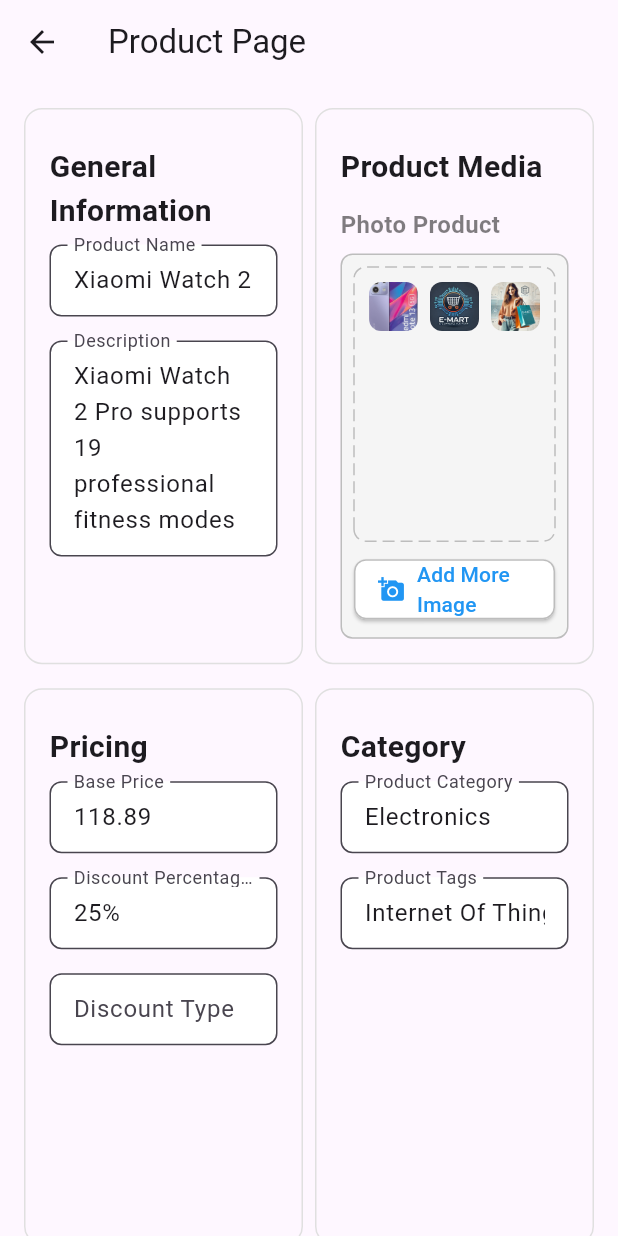
After one commit to VishalSheth4/FlutterAppEs, a Flutter app: the ProductPage screen opened by its route, on a phone screen of 412 x 824 dp. The commit adds this screen. Run offline on Flutter 3.47's test engine with Material 3 defaults, Android fonts, the phone set to English and light mode, and no system bars; drawn by our look-alikes of dotted_border; our stand-ins replace file_picker.

Commit message:
New Update

```diff
--- a/lib/main.dart
+++ b/lib/main.dart
@@ -3,6 +3,9 @@
 import 'screens/create_account/create_account_screen.dart';
 import 'screens/forgot_password/forgot_password_screen.dart';
 import 'screens/guest/guest_screen.dart';
+import 'screens/add_item/product_page.dart';
+ // Adjust the path as necessary
+// Import your ProductPage file
 
 void main() {
   runApp(const MyApp());
@@ -15,12 +18,14 @@
   Widget build(BuildContext context) {
     return MaterialApp(
       title: 'E-Mart',
+      debugShowCheckedModeBanner: false, // Remove the debug banner
       initialRoute: '/login',
       routes: {
         '/login': (context) => const LoginScreen(),
         '/create-account': (context) => const CreateAccountPage(),
         '/forgot-password': (context) => const ForgotPasswordScreen(),
         '/guest': (context) => const GuestScreen(),
+        '/product': (context) => ProductPage(), // Add this route for ProductPage
       },
       theme: ThemeData(
         primarySwatch: Colors.blue,
--- /dev/null
+++ b/lib/screens/add_item/product_page.dart
@@ -0,0 +1,429 @@
+// ignore_for_file: library_private_types_in_public_api
+
+import 'dart:typed_data';
+import 'dart:convert'; // For jsonEncode
+import 'package:flutter/material.dart';
+import 'package:file_picker/file_picker.dart';
+import 'package:dotted_border/dotted_border.dart';
+import 'package:http/http.dart' as http; // Add this import for HTTP requests
+
+class ProductPage extends StatefulWidget {
+  const ProductPage({super.key});
+
+  @override
+  _ProductPageState createState() => _ProductPageState();
+}
+
+class _ProductPageState extends State<ProductPage>
+    with SingleTickerProviderStateMixin {
+  String productName = 'Xiaomi Watch 2 Pro';
+  String description =
+      'Xiaomi Watch 2 Pro supports 19 professional fitness modes such as for basketball, tennis, swimming, and HIIT, and also for nearly 100 additional fitness modes. Accurately monitor and analyze important data, such as heart rate, average pace, and calories burned, for more efficient exercise. Waterproof 5 ATM* Suitable for swimming.';
+
+  final TextEditingController nameController = TextEditingController();
+  final TextEditingController descriptionController = TextEditingController();
+
+  final List<String> productImageAssets = [
+    'assets/1.jpg',
+    'assets/e-mart.jpeg',
+    'assets/e-t.jpeg',
+  ];
+  List<Uint8List> pickedImages = [];
+
+  late AnimationController _controller;
+  late Animation<Offset> _leftBoxAnimation;
+  late Animation<Offset> _rightBoxAnimation;
+
+  @override
+  void initState() {
+    super.initState();
+    nameController.text = productName;
+    descriptionController.text = description;
+
+    _controller = AnimationController(
+      duration: const Duration(milliseconds: 500),
+      vsync: this,
+    );
+
+    _leftBoxAnimation = Tween<Offset>(
+      begin: Offset(-1.0, 0.0),
+      end: Offset.zero,
+    ).animate(CurvedAnimation(
+      parent: _controller,
+      curve: Curves.easeInOut,
+    ));
+
+    _rightBoxAnimation = Tween<Offset>(
+      begin: Offset(1.0, 0.0),
+      end: Offset.zero,
+    ).animate(CurvedAnimation(
+      parent: _controller,
+      curve: Curves.easeInOut,
+    ));
+
+    _controller.forward(); // Start the animation
+  }
+
+  @override
+  void dispose() {
+    nameController.dispose();
+    descriptionController.dispose();
+    _controller.dispose();
+    super.dispose();
+  }
+
+  Future<void> _pickImages() async {
+    try {
+      FilePickerResult? result = await FilePicker.platform.pickFiles(
+        type: FileType.image,
+        allowMultiple: true,
+        withData: true,
+      );
+
+      if (result != null) {
+        setState(() {
+          pickedImages.addAll(result.files.map((file) => file.bytes!).toList());
+        });
+      }
+    } catch (e) {
+      print('Error picking images: $e');
+    }
+  }
+
+  Future<void> _saveProduct() async {
+    final Map<String, dynamic> productData = {
+      'name': nameController.text,
+      'description': descriptionController.text,
+      'basePrice': double.parse('118.89'), // Update this to get from a text field
+      'discountPercentage': double.parse('25'), // Update this to get from a text field
+      'discountType': 'Percentage', // Replace with actual data
+      'category': 'Electronics', // Replace with actual data
+      'tags': 'Internet Of Things', // Replace with actual data
+      'sku': '113902', // Replace with actual data
+      'barcode': '0924289012', // Replace with actual data
+      'quantity': 10, // Replace with actual data
+      'images': pickedImages.map((img) => base64Encode(img)).toList(),
+    };
+
+    final response = await http.post(
+      Uri.parse('https://localhost:3002/products'), // Update with your server address
+      headers: <String, String>{
+        'Content-Type': 'application/json; charset=UTF-8',
+      },
+      body: jsonEncode(productData),
+    );
+
+    if (response.statusCode == 201) {
+      // Successfully saved the product
+      ScaffoldMessenger.of(context).showSnackBar(
+        SnackBar(content: Text('Product saved successfully!')),
+      );
+    } else {
+      // Handle error
+      ScaffoldMessenger.of(context).showSnackBar(
+        SnackBar(content: Text('Failed to save product.')),
+      );
+    }
+  }
+
+  Widget _buildSectionHeader(String title) {
+    return Padding(
+      padding: const EdgeInsets.symmetric(vertical: 8.0),
+      child: Text(
+        title,
+        style: TextStyle(fontSize: 20, fontWeight: FontWeight.bold),
+      ),
+    );
+  }
+
+  Widget _buildTextField(TextEditingController controller, String label,
+      {bool readOnly = false, int maxLines = 1, int minLines = 1}) {
+    return TextFormField(
+      controller: controller,
+      readOnly: readOnly,
+      maxLines: maxLines,
+      minLines: minLines,
+      decoration: InputDecoration(
+        labelText: label,
+        border: OutlineInputBorder(
+          borderRadius: BorderRadius.circular(8),
+          borderSide: BorderSide(color: Colors.grey.shade400),
+        ),
+        contentPadding: EdgeInsets.symmetric(vertical: 12, horizontal: 12),
+        fillColor: Colors.white,
+        filled: true,
+      ),
+    );
+  }
+
+  Widget _buildImageGrid() {
+    return GridView.builder(
+      shrinkWrap: true,
+      physics: NeverScrollableScrollPhysics(),
+      gridDelegate: SliverGridDelegateWithFixedCrossAxisCount(
+        crossAxisCount: 3,
+        mainAxisSpacing: 8,
+        crossAxisSpacing: 8,
+      ),
+      itemCount: productImageAssets.length + pickedImages.length,
+      itemBuilder: (context, index) {
+        if (index < productImageAssets.length) {
+          return ClipRRect(
+            borderRadius: BorderRadius.circular(8),
+            child: Image.asset(
+              productImageAssets[index],
+              fit: BoxFit.cover,
+            ),
+          );
+        } else {
+          return ClipRRect(
+            borderRadius: BorderRadius.circular(8),
+            child: Image.memory(
+              pickedImages[index - productImageAssets.length],
+              fit: BoxFit.cover,
+            ),
+          );
+        }
+      },
+    );
+  }
+
+  @override
+  Widget build(BuildContext context) {
+    // Calculate container width considering padding
+    final double containerWidth = (MediaQuery.of(context).size.width - 40) / 2; // 20 padding on each side
+    final double containerHeight = MediaQuery.of(context).size.height * 0.45;
+
+    return Scaffold(
+      appBar: AppBar(
+        title: Text('Product Page'),
+      ),
+      body: SingleChildScrollView(
+        padding: EdgeInsets.all(16.0),
+        child: Column(
+          children: [
+            Row(
+              crossAxisAlignment: CrossAxisAlignment.start,
+              mainAxisAlignment: MainAxisAlignment.spaceBetween,
+              children: [
+                SlideTransition(
+                  position: _leftBoxAnimation,
+                  child: Container(
+                    width: containerWidth,
+                    height: containerHeight,
+                    padding: EdgeInsets.all(16),
+                    decoration: BoxDecoration(
+                      border: Border.all(color: Colors.grey.shade300),
+                      borderRadius: BorderRadius.circular(12),
+                    ),
+                    child: Column(
+                      crossAxisAlignment: CrossAxisAlignment.start,
+                      children: [
+                        _buildSectionHeader('General Information'),
+                        _buildTextField(nameController, 'Product Name', readOnly: false),
+                        SizedBox(height: 16),
+                        _buildTextField(
+                          descriptionController,
+                          'Description',
+                          maxLines: 5,
+                          minLines: 3,
+                          readOnly: false,
+                        ),
+                      ],
+                    ),
+                  ),
+                ),
+                SlideTransition(
+                  position: _rightBoxAnimation,
+                  child: Container(
+                    width: containerWidth,
+                    height: containerHeight,
+                    padding: EdgeInsets.all(16),
+                    decoration: BoxDecoration(
+                      border: Border.all(color: Colors.grey.shade300),
+                      borderRadius: BorderRadius.circular(12),
+                    ),
+                    child: Column(
+                      crossAxisAlignment: CrossAxisAlignment.start,
+                      children: [
+                        _buildSectionHeader('Product Media'),
+                        SizedBox(height: 4),
+                        Text(
+                          'Photo Product',
+                          style: TextStyle(
+                            fontSize: 16,
+                            fontWeight: FontWeight.w600,
+                            color: Colors.black.withOpacity(0.5),
+                          ),
+                        ),
+                        SizedBox(height: 8),
+                        Expanded(
+                          child: Container(
+                            padding: EdgeInsets.all(8),
+                            decoration: BoxDecoration(
+                              border: Border.all(color: Colors.grey.shade400),
+                              borderRadius: BorderRadius.circular(8),
+                              color: Colors.grey.shade100,
+                            ),
+                            child: Column(
+                              children: [
+                                Expanded(
+                                  child: DottedBorder(
+                                    borderType: BorderType.RRect,
+                                    radius: Radius.circular(8),
+                                    dashPattern: [8, 4],
+                                    color: Colors.grey.shade400,
+                                    strokeWidth: 1,
+                                    child: ClipRRect(
+                                      borderRadius: BorderRadius.circular(8),
+                                      child: Container(
+                                        padding: EdgeInsets.all(8),
+                                        child: _buildImageGrid(),
+                                      ),
+                                    ),
+                                  ),
+                                ),
+                                SizedBox(height: 8),
+                                ElevatedButton.icon(
+                                  onPressed: _pickImages,
+                                  icon: Icon(Icons.add_a_photo, color: Colors.blue),
+                                  label: Text(
+                                    'Add More Image',
+                                    style: TextStyle(color: Colors.blue),
+                                  ),
+                                  style: ElevatedButton.styleFrom(
+                                    backgroundColor: Colors.white,
+                                    side: BorderSide(color: Colors.grey.shade400),
+                                    shape: RoundedRectangleBorder(
+                                      borderRadius: BorderRadius.circular(8),
+                                    ),
+                                  ),
+                                ),
+                              ],
+                            ),
+                          ),
+                        ),
+                      ],
+                    ),
+                  ),
+                ),
+              ],
+            ),
+            Row(
+              mainAxisAlignment: MainAxisAlignment.spaceBetween,
+              children: [
+                SlideTransition(
+                  position: _leftBoxAnimation,
+                  child: Container(
+                    width: containerWidth,
+                    height: containerHeight,
+                    padding: EdgeInsets.all(16),
+                    margin: EdgeInsets.only(top: 16),
+                    decoration: BoxDecoration(
+                      border: Border.all(color: Colors.grey.shade300),
+                      borderRadius: BorderRadius.circular(12),
+                    ),
+                    child: Column(
+                      crossAxisAlignment: CrossAxisAlignment.start,
+                      children: [
+                        _buildSectionHeader('Pricing'),
+                        _buildTextField(
+                          TextEditingController()..text = '118.89',
+                          'Base Price',
+                          readOnly: false,
+                        ),
+                        SizedBox(height: 16),
+                        _buildTextField(
+                          TextEditingController()..text = '25%',
+                          'Discount Percentage (%)',
+                          readOnly: false,
+                        ),
+                        SizedBox(height: 16),
+                        _buildTextField(TextEditingController(), 'Discount Type',
+                            readOnly: false),
+                      ],
+                    ),
+                  ),
+                ),
+                SlideTransition(
+                  position: _rightBoxAnimation,
+                  child: Container(
+                    width: containerWidth,
+                    height: containerHeight,
+                    padding: EdgeInsets.all(16),
+                    margin: EdgeInsets.only(top: 16),
+                    decoration: BoxDecoration(
+                      border: Border.all(color: Colors.grey.shade300),
+                      borderRadius: BorderRadius.circular(12),
+                    ),
+                    child: Column(
+                      crossAxisAlignment: CrossAxisAlignment.start,
+                      children: [
+                        _buildSectionHeader('Category'),
+                        _buildTextField(
+                          TextEditingController()..text = 'Electronics',
+                          'Product Category',
+                          readOnly: false,
+                        ),
+                        SizedBox(height: 16),
+                        _buildTextField(
+                          TextEditingController()..text = 'Internet Of Things',
+                          'Product Tags',
+                          readOnly: false,
+                        ),
+                      ],
+                    ),
+                  ),
+                ),
+              ],
+            ),
+            SlideTransition(
+              position: _leftBoxAnimation,
+              child: Container(
+                width: containerWidth,
+                height: containerHeight,
+                padding: EdgeInsets.all(16),
+                margin: EdgeInsets.only(top: 16),
+                decoration: BoxDecoration(
+                  border: Border.all(color: Colors.grey.shade300),
+                  borderRadius: BorderRadius.circular(12),
+                ),
+                child: Column(
+                  crossAxisAlignment: CrossAxisAlignment.start,
+                  children: [
+                    _buildSectionHeader('Inventory'),
+                    _buildTextField(
+                      TextEditingController()..text = '113902',
+                      'SKU',
+                      readOnly: false,
+                    ),
+                    SizedBox(height: 16),
+                    _buildTextField(
+                      TextEditingController()..text = '0924289012',
+                      'Barcode',
+                      readOnly: false,
+                    ),
+                    SizedBox(height: 16),
+                    _buildTextField(TextEditingController(), 'Quantity',
+                        readOnly: false),
+                  ],
+                ),
+              ),
+            ),
+            SizedBox(height: 20), // Add some spacing
+            ElevatedButton(
+              onPressed: _saveProduct,
+              style: ElevatedButton.styleFrom(
+                foregroundColor: Colors.white, backgroundColor: Colors.blue, padding: EdgeInsets.symmetric(horizontal: 32, vertical: 16),
+                shape: RoundedRectangleBorder(
+                  borderRadius: BorderRadius.circular(8),
+                ),
+              ), // Call the save function
+              child: Text('Save Product'),
+            ),
+          ],
+        ),
+      ),
+    );
+  }
+}
--- a/lib/screens/create_account/create_account_screen.dart
+++ b/lib/screens/create_account/create_account_screen.dart
@@ -14,7 +14,7 @@
   final TextEditingController passwordController = TextEditingController();
   final TextEditingController confirmPasswordController = TextEditingController();
   final _formKey = GlobalKey<FormState>();
-  bool _isLoading = false;
+  final bool _isLoading = false;
 
   void createAccount(BuildContext context) {
     if (_formKey.currentState!.validate()) {
--- a/pubspec.yaml
+++ b/pubspec.yaml
@@ -14,6 +14,11 @@
   cupertino_icons: ^1.0.8
   http: ^1.2.2
   flutter_dotenv: ^5.2.1
+  image_picker: ^1.1.2
+  path: ^1.9.0
+  mime: ^2.0.0
+  file_picker: ^8.1.3
+  dotted_border: ^2.1.0
 
 dev_dependencies:
   flutter_test:
```
Also changed, not shown: lib/screens/login/login_screen.dart (+55 -0 lines), assets/1.jpg (added), lib/screens/add_item/network_service.dart (added), pubspec.lock, 9 other files.
